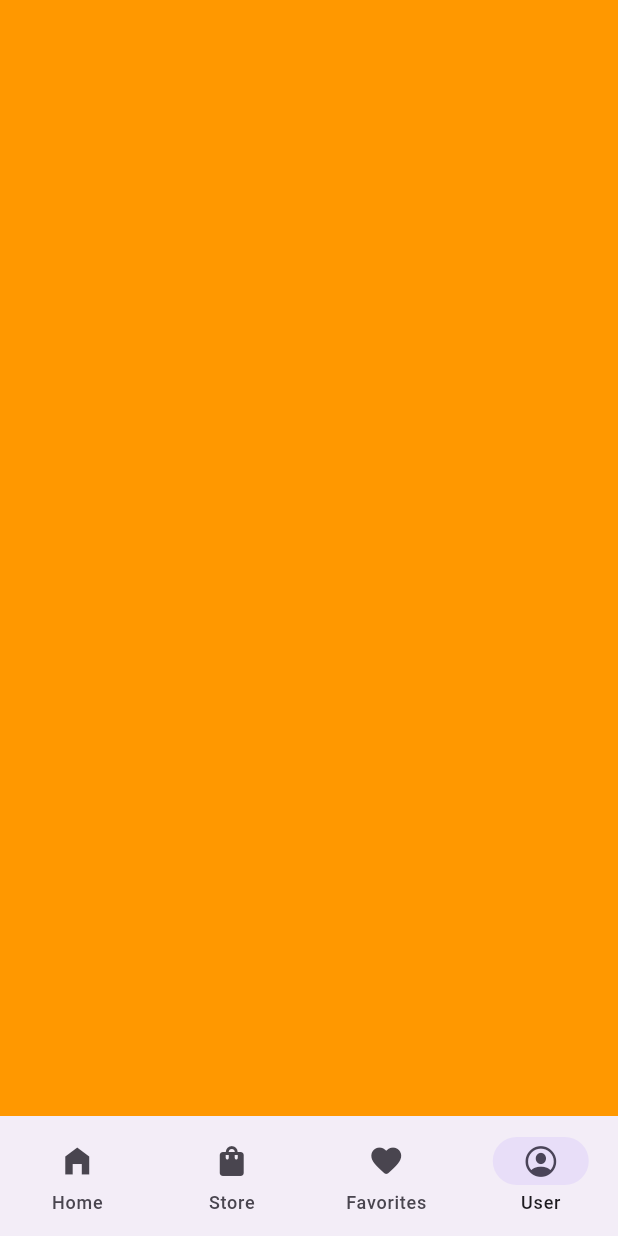
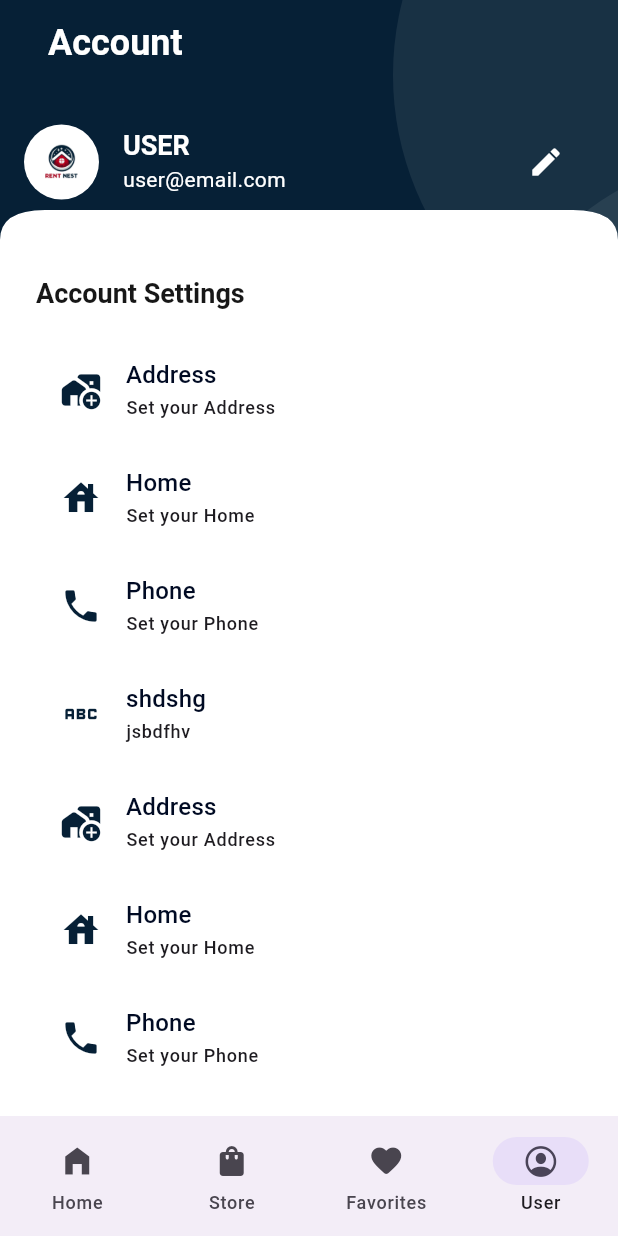
Before and after one commit to kitkatchoco2002/RentNest, a Flutter app: the NavigationMenu screen opened directly, item 4 of the bottom bar chosen, on a phone screen of 412 x 824 dp. Run offline on Flutter 3.47's test engine with Material 3 defaults, Android fonts, the light colour scheme and no system bars; our stand-ins replace carousel_slider, get, get_storage, logger, smooth_page_indicator; accounts and stored records are empty; Roboto replaces fonts that are missing (Poppins).

Commit message:
10th commit

```diff
--- a/rentnest/lib/commons/widgets/brands/brand_showcase.dart
+++ b/rentnest/lib/commons/widgets/brands/brand_showcase.dart
@@ -18,7 +18,7 @@ class RBrandShowcase extends StatelessWidget {
   Widget build(BuildContext context) {
     return RRoundedContainer(
       showBorder: true,
-      padding: EdgeInsets.all(RSizes.md),
+      padding: const EdgeInsets.all(RSizes.md),
       borderColor: RColors.darkgrey,
       backgroundColor: Colors.transparent,
       margin: const EdgeInsets.only(bottom: RSizes.spaceBtwnItms),
--- a/rentnest/lib/commons/widgets/custom_shape/container/primary_header_container.dart
+++ b/rentnest/lib/commons/widgets/custom_shape/container/primary_header_container.dart
@@ -2,6 +2,7 @@ import 'package:flutter/cupertino.dart';
 import 'package:rentnest/commons/widgets/custom_shape/container/circular_container.dart';
 import 'package:rentnest/commons/widgets/custom_shape/custom_edges/curved_edges_widgets.dart';
 import 'package:rentnest/utils/constants/colors.dart';
+import 'package:rentnest/utils/helpers/helper_function.dart';
 
 class RPrimaryHeaderContainer extends StatelessWidget {
   const RPrimaryHeaderContainer({
@@ -10,11 +11,11 @@ class RPrimaryHeaderContainer extends StatelessWidget {
   final Widget child;
   @override
   Widget build(BuildContext context) {
-    return RCurvedEdgesWidget(child: Container(
+    return RCurvedEdgesWidget(
+      child: Container(
+      width: RHelperFunctions.screenSizeWidth(),
       color: RColors.primary,
       padding: const EdgeInsets.all(0),
-      child: SizedBox(
-        height: 400,
       child: Stack(
         children: [
           Positioned(top: -150,right: -250,child: RCircularContainer(height: 400,width: 400,radius: 400,padding: 0,backgroundColor: RColors.accent.withOpacity(0.1))),
@@ -22,7 +23,6 @@ class RPrimaryHeaderContainer extends StatelessWidget {
           child
         ],
       ),
-      ),
     ),);
   }
 }
--- a/rentnest/lib/commons/widgets/image_text_widget/vertical_image_text.dart
+++ b/rentnest/lib/commons/widgets/image_text_widget/vertical_image_text.dart
@@ -9,7 +9,7 @@ class RVerticalImageText extends StatelessWidget {
     required this.image,
     required this.title,
     this.textColor = RColors.white,
-    this.backgroundColor = RColors.white,
+    this.backgroundColor,
     this.ontap,
   });
 
--- /dev/null
+++ b/rentnest/lib/commons/widgets/list_tiles/user_profile_title.dart
@@ -0,0 +1,20 @@
+import 'package:flutter/material.dart';
+import 'package:rentnest/commons/widgets/images/circular_image.dart';
+import 'package:rentnest/utils/constants/colors.dart';
+import 'package:rentnest/utils/constants/image_strings.dart';
+
+class RUserProfileTitle extends StatelessWidget {
+  const RUserProfileTitle({
+    super.key,
+  });
+
+  @override
+  Widget build(BuildContext context) {
+    return ListTile(
+      leading: const RCircularImage( image: RImages.logo, width: 50, height: 50),
+      title: Text("USER", style: Theme.of(context).textTheme.headlineSmall!.apply(color: RColors.white)),
+      subtitle: Text("user@email.com", style: Theme.of(context).textTheme.bodyMedium!.apply(color: RColors.white)),
+      trailing: IconButton(onPressed: (){}, icon: const Icon(Icons.edit, color: RColors.white,)),
+    );
+  }
+}
--- a/rentnest/lib/commons/widgets/products/product_cards/product_card_vertical.dart
+++ b/rentnest/lib/commons/widgets/products/product_cards/product_card_vertical.dart
@@ -7,7 +7,6 @@ import 'package:rentnest/commons/widgets/products/product_cards/product_price.da
 import 'package:rentnest/commons/widgets/texts/brand_title_with_verification.dart';
 import 'package:rentnest/commons/widgets/texts/product_title_text.dart';
 import 'package:rentnest/utils/constants/colors.dart';
-import 'package:rentnest/utils/constants/enums.dart';
 import 'package:rentnest/utils/constants/image_strings.dart';
 import 'package:rentnest/utils/constants/sizes.dart';
 import 'package:rentnest/utils/helpers/helper_function.dart';
--- /dev/null
+++ b/rentnest/lib/features/personalization/screens/settings/settings.dart
@@ -0,0 +1,156 @@
+import 'package:flutter/material.dart';
+import 'package:flutter/widgets.dart';
+import 'package:rentnest/commons/widgets/appbar/appbar.dart';
+import 'package:rentnest/commons/widgets/custom_shape/container/primary_header_container.dart';
+import 'package:rentnest/commons/widgets/images/circular_image.dart';
+import 'package:rentnest/commons/widgets/list_tiles/user_profile_title.dart';
+import 'package:rentnest/commons/widgets/texts/section_headings.dart';
+import 'package:rentnest/utils/constants/colors.dart';
+import 'package:rentnest/utils/constants/image_strings.dart';
+import 'package:rentnest/utils/constants/sizes.dart';
+
+class SettingsScreen extends StatelessWidget {
+  const SettingsScreen({super.key});
+
+  @override
+  Widget build(BuildContext context) {
+    return Scaffold(
+      body: SingleChildScrollView(
+        child: Column(
+          children: [
+            //--HEADER
+            RPrimaryHeaderContainer(
+                child: Column(
+              children: [
+                //--APPBAR
+                RAppBar(
+                  title: Text("Account",
+                      style: Theme.of(context)
+                          .textTheme
+                          .headlineMedium!
+                          .apply(color: RColors.white)),
+                ),
+                const SizedBox(height: RSizes.spaceBtwnItms),
+
+                //--USER PROFILE CARD
+                const RUserProfileTitle(),
+                const SizedBox(height: RSizes.spaceBtwnItms),
+              ],
+            )),
+
+            //--BODY
+            Padding(
+              padding: EdgeInsets.all(RSizes.defaultSpace),
+              child: Column(
+                children: [
+                  //--ACC SETTINGS
+                  RSectionHeading(
+                    title: "Account Settings",
+                    textColor: RColors.black,
+                    showActionButton: false,
+                  ),
+                  SizedBox(height: RSizes.spaceBtwnItms),
+                RSettingsMenuListOfTile(
+                      titles: ["Address", "Home", "Phone", "shdshg","Address", "Home", "Phone", "shdshg"],
+                      subTitles: [
+                        "Set your Address",
+                        "Set your Home",
+                        "Set your Phone",
+                        "jsbdfhv",
+                        "Set your Address",
+                        "Set your Home",
+                        "Set your Phone",
+                        "jsbdfhv"
+                      ],
+                      icons: [
+                        Icons.add_home_work_rounded,
+                        Icons.house,
+                        Icons.phone,
+                        Icons.abc,
+                        Icons.add_home_work_rounded,
+                        Icons.house,
+                        Icons.phone,
+                        Icons.abc,
+                      ],
+                      trailings: [null, null, null, null,null, null, null, null],
+
+                  )
+                ],
+              ),
+            )
+          ],
+        ),
+      ),
+    );
+  }
+}
+
+class RSettingsMenuListOfTile extends StatelessWidget {
+  const RSettingsMenuListOfTile({
+    super.key,
+    this.ontap,
+    required this.titles,
+    required this.subTitles,
+    required this.icons,
+    required this.trailings,
+  });
+  final List<String> titles, subTitles;
+  final List<IconData> icons;
+  final List<Widget?> trailings;
+  final VoidCallback? ontap;
+
+  @override
+  Widget build(BuildContext context) {
+    return ListView.builder(
+      shrinkWrap: true,
+      physics: NeverScrollableScrollPhysics(),
+      itemCount: titles.length,
+      itemBuilder: (_, index) => RSettingMenuListTile(
+        icons: icons,
+        titles: titles,
+        subTitles: subTitles,
+        trailings: trailings,
+        ontap: ontap,
+        index: index,
+      ),
+    );
+  }
+}
+
+class RSettingMenuListTile extends StatelessWidget {
+  const RSettingMenuListTile({
+    super.key,
+    required this.icons,
+    required this.titles,
+    required this.subTitles,
+    required this.trailings,
+    required this.ontap,
+    required this.index,
+  });
+
+  final int index;
+  final List<IconData> icons;
+  final List<String> titles;
+  final List<String> subTitles;
+  final List<Widget?> trailings;
+  final VoidCallback? ontap;
+
+  @override
+  Widget build(BuildContext context) {
+    return ListTile(
+      leading: Icon(
+        icons[index],
+        color: RColors.primary,
+        size: 28,
+      ),
+      title: Text(
+        titles[index],
+        style: Theme.of(context).textTheme.titleMedium,
+      ),
+      subtitle: Text(subTitles[index],
+          style: Theme.of(context).textTheme.labelMedium),
+      trailing: trailings[index],
+      onTap: ontap,
+    );
+  }
+}
--- /dev/null
+++ b/rentnest/lib/features/shop/screens/favorites/favorites.dart
@@ -0,0 +1,35 @@
+import 'package:flutter/material.dart';
+import 'package:get/get.dart';
+import 'package:rentnest/commons/widgets/appbar/appbar.dart';
+import 'package:rentnest/commons/widgets/icons/circular_icon.dart';
+import 'package:rentnest/commons/widgets/layouts/grid_layout.dart';
+import 'package:rentnest/commons/widgets/products/product_cards/product_card_vertical.dart';
+import 'package:rentnest/features/shop/screens/home/home.dart';
+import 'package:rentnest/utils/constants/sizes.dart';
+
+class FavoriteScreen extends StatelessWidget {
+  const FavoriteScreen({super.key});
+
+  @override
+  Widget build(BuildContext context) {
+    return Scaffold(
+      appBar: RAppBar(
+        title: Text("Favorites",
+            style: Theme.of(context).textTheme.headlineMedium),
+        actions: [
+          RCircularIcon(
+            icon: Icons.add,
+            onPressed: () => Get.to(const HomeScreen()),
+            backgroundColor: Colors.transparent,
+          )
+        ],
+      ),
+      body: SingleChildScrollView(
+        child: Padding(
+          padding: const EdgeInsets.all(RSizes.defaultSpace),
+          child: RGridLayout(itemCount: 8, itemBuilder: (_, index) => const RProductCardVertical(),),
+        ),
+      ),
+    );
+  }
+}
--- a/rentnest/lib/features/shop/screens/home/home.dart
+++ b/rentnest/lib/features/shop/screens/home/home.dart
@@ -40,17 +40,32 @@ class HomeScreen extends StatelessWidget {
                     child: Column(
                       children: [
                         ///headings
-                        RSectionHeading(title: 'Popular Category', onPressed: (){},),
+                        RSectionHeading(
+                          title: 'Popular Category',
+                          onPressed: () {},
+                        ),
                         const SizedBox(height: RSizes.spaceBtwnItms),
 
                         ///categories
-                        const RHomeCategories()
+                        const RHomeCategories(
+                          images: [
+                            RImages.apartment,
+                            RImages.house,
+                            RImages.dorm,
+                            RImages.resthouse,
+                            RImages.condo,
+                            RImages.product1
+                          ],
+                          titles: ["Apartment", "Houses", "Dorm", "RestHouse", "Condo", "Product1"],
+                        )
                       ],
-                    ),
-                  )
+                    )
+                  ),
+                  const SizedBox(height: RSizes.spaceBtwnSections)
                 ],
               ),
             ),
+
 
             ///BODY
             Padding(
@@ -70,7 +85,9 @@ class HomeScreen extends StatelessWidget {
                   ),
 
                   /// -- POPULAR PRODUCTS --
-                  RGridLayout(itemCount: 6, itemBuilder: (_, index) => const RProductCardVertical()),
+                  RGridLayout(
+                      itemCount: 6,
+                      itemBuilder: (_, index) => const RProductCardVertical()),
                 ],
               ),
             ),
--- a/rentnest/lib/features/shop/screens/home/widgets/home_categories.dart
+++ b/rentnest/lib/features/shop/screens/home/widgets/home_categories.dart
@@ -1,11 +1,14 @@
 import 'package:flutter/material.dart';
 import 'package:rentnest/commons/widgets/image_text_widget/vertical_image_text.dart';
-import 'package:rentnest/utils/constants/image_strings.dart';
 
 class RHomeCategories extends StatelessWidget {
   const RHomeCategories({
     super.key,
+    required this.images,
+    required this.titles,
   });
+
+  final List<String> images, titles;
 
   @override
   Widget build(BuildContext context) {
@@ -13,10 +16,14 @@ class RHomeCategories extends StatelessWidget {
       height: 80,
       child: ListView.builder(
         shrinkWrap: true,
-        itemCount: 6,
+        itemCount: images.length,
         scrollDirection: Axis.horizontal,
         itemBuilder: (_, index) {
-          return RVerticalImageText(image: RImages.house ,title: 'house',ontap: (){},);
+          return RVerticalImageText(
+            image: images[index],
+            title: titles[index],
+            ontap: () {},
+          );
         },
       ),
     );
--- a/rentnest/lib/features/shop/screens/store/widget/category_tab.dart
+++ b/rentnest/lib/features/shop/screens/store/widget/category_tab.dart
@@ -23,15 +23,14 @@ class RCategoryTab extends StatelessWidget {
         child: Column(
           children: [
             //--BRANDS
-            const RBrandShowcase(
-              images: [RImages.product1, RImages.product2, RImages.product3],
-            ),
+            const RBrandShowcase(images: [RImages.product1, RImages.product2, RImages.product3]),
+            const SizedBox(height: RSizes.spaceBtwnItms),
             //--PRODUCTS
             RSectionHeading(title: "You might like", onPressed: () {}),
             const SizedBox(height: RSizes.spaceBtwnItms),
 
-            RGridLayout(
-                itemCount: 6, itemBuilder: (_, index) => RProductCardVertical())
+            RGridLayout(itemCount: 6, itemBuilder: (_, index) => const RProductCardVertical()),
+            const SizedBox(height: RSizes.spaceBtwnItms),
           ],
         ),
       )
--- a/rentnest/lib/navigation_menu.dart
+++ b/rentnest/lib/navigation_menu.dart
@@ -1,6 +1,8 @@
 import 'package:flutter/cupertino.dart';
 import 'package:flutter/material.dart';
 import 'package:get/get.dart';
+import 'package:rentnest/features/personalization/screens/settings/settings.dart';
+import 'package:rentnest/features/shop/screens/favorites/favorites.dart';
 import 'package:rentnest/features/shop/screens/home/home.dart';
 import 'package:rentnest/features/shop/screens/store/store.dart';
 
@@ -35,5 +37,5 @@ class NavigationMenu extends StatelessWidget {
 class NavigationController extends GetxController{
   final Rx<int> selectedIndex = 0.obs;
 
-  final screen = [const HomeScreen(), const StoreScreen(), Container(color: Colors.yellow,), Container(color: Colors.orange,)];
+  final screen = [const HomeScreen(), const StoreScreen(), const FavoriteScreen(), const SettingsScreen()];
 }
```
Also changed, not shown: rentnest/lib/commons/widgets/layouts/list_view_of_list_tile.dart (added), rentnest/lib/commons/widgets/list_tiles/setting_menu_listtiles.dart (added). Lines whose indentation alone changed are shown as unchanged.
